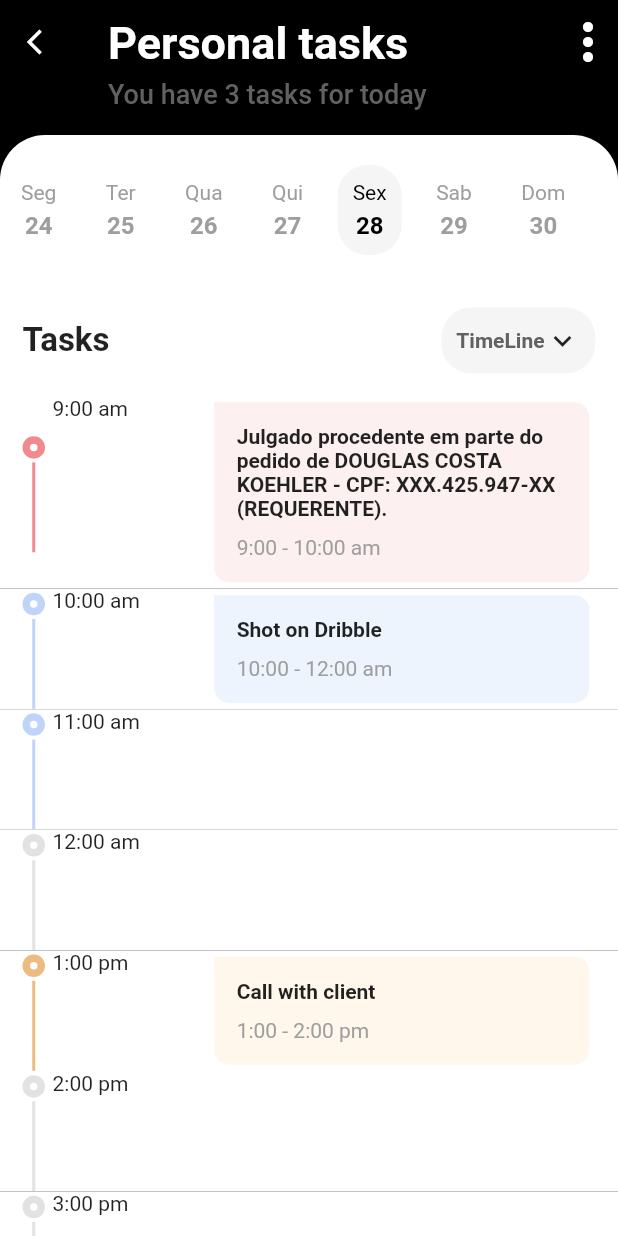
After one commit to leonardopaganelli/87OJ-mobile, a Flutter app: the screen it shows after launch, after a tap on "Personal", on a phone screen of 412 x 824 dp. The commit adds this screen. Run offline on Flutter 3.47's test engine with Material 2 defaults, Android fonts, the phone set to English and light mode, and no system bars; drawn by our look-alikes of timeline_tile; our stand-ins replace dotted_border.

Commit message:
feat: add detail screen

```diff
--- a/lib/models/task.dart
+++ b/lib/models/task.dart
@@ -9,6 +9,7 @@ class Task {
   Color? btnColor;
   num? left;
   num? done;
+  List<Map<String, dynamic>>? desc;
   bool? isLast;
 
   Task(
@@ -19,6 +20,7 @@ class Task {
       this.btnColor,
       this.left,
       this.done,
+      this.desc,
       this.isLast = false});
 
   static List<Task> generateTasks() {
@@ -30,7 +32,55 @@ class Task {
           iconColor: yellowDark,
           btnColor: yellow,
           left: 3,
-          done: 1),
+          done: 1,
+          desc: [
+            {
+              'time': '9:00 am',
+              'title':
+                  'Julgado procedente em parte do pedido de DOUGLAS COSTA KOEHLER - CPF: XXX.425.947-XX (REQUERENTE).',
+              'slot': '9:00 - 10:00 am',
+              'tlColor': redDark,
+              'bgColor': redLight
+            },
+            {
+              'time': '10:00 am',
+              'title': 'Shot on Dribble',
+              'slot': '10:00 - 12:00 am',
+              'tlColor': blueDark,
+              'bgColor': blueLight
+            },
+            {
+              'time': '11:00 am',
+              'title': '',
+              'slot': '',
+              'tlColor': blueDark,
+            },
+            {
+              'time': '12:00 am',
+              'title': '',
+              'slot': '',
+              'tlColor': Colors.grey.withOpacity(0.3),
+            },
+            {
+              'time': '1:00 pm',
+              'title': 'Call with client',
+              'slot': '1:00 - 2:00 pm',
+              'tlColor': yellowDark,
+              'bgColor': yellowLight
+            },
+            {
+              'time': '2:00 pm',
+              'title': '',
+              'slot': '',
+              'tlColor': Colors.grey.withOpacity(0.3),
+            },
+            {
+              'time': '3:00 pm',
+              'title': '',
+              'slot': '',
+              'tlColor': Colors.grey.withOpacity(0.3),
+            },
+          ]),
       Task(
           iconData: Icons.cases_rounded,
           title: 'Work',
--- /dev/null
+++ b/lib/screens/detail/detail.dart
@@ -0,0 +1,88 @@
+import 'package:flutter/material.dart';
+import 'package:lawsuit_app/screens/detail/widgets/DatePicker.dart';
+import 'package:lawsuit_app/screens/detail/widgets/TaskTitle.dart';
+import 'package:lawsuit_app/screens/detail/widgets/taskTimeline.dart';
+import '../../models/task.dart';
+
+class DetailScreen extends StatelessWidget {
+  final Task task;
+  DetailScreen(this.task);
+
+  @override
+  Widget build(BuildContext context) {
+    final detailList = task.desc;
+
+    return Scaffold(
+        backgroundColor: Colors.black,
+        body: CustomScrollView(
+          slivers: [
+            buildAppBar(context),
+            SliverToBoxAdapter(
+              child: Container(
+                decoration: BoxDecoration(
+                    color: Colors.white,
+                    borderRadius: BorderRadius.only(
+                        topLeft: Radius.circular(30),
+                        topRight: Radius.circular(30))),
+                child: Column(
+                  crossAxisAlignment: CrossAxisAlignment.start,
+                  children: [DatePicker(), TaskTitle()],
+                ),
+              ),
+            ),
+            detailList == null
+                ? SliverFillRemaining(
+                    child: Container(
+                        color: Colors.white,
+                        child: Center(
+                            child: Text(
+                          "No task today",
+                          style: TextStyle(color: Colors.grey, fontSize: 18),
+                        ))),
+                  )
+                : SliverList(
+                    delegate: SliverChildBuilderDelegate(
+                        (_, index) => TaskTimeline(detailList[index]),
+                        childCount: detailList.length),
+                  )
+          ],
+        ));
+  }
+
+  Widget buildAppBar(BuildContext context) {
+    return SliverAppBar(
+      expandedHeight: 90,
+      backgroundColor: Colors.black,
+      leading: IconButton(
+        onPressed: () => Navigator.of(context).pop(),
+        icon: Icon(Icons.arrow_back_ios),
+        iconSize: 20,
+      ),
+      actions: [
+        Icon(
+          Icons.more_vert,
+          size: 40,
+        )
+      ],
+      flexibleSpace: FlexibleSpaceBar(
+        title: Column(
+          mainAxisAlignment: MainAxisAlignment.end,
+          crossAxisAlignment: CrossAxisAlignment.start,
+          children: [
+            Text(
+              '${task.title} tasks',
+              style: TextStyle(fontWeight: FontWeight.bold),
+            ),
+            SizedBox(
+              height: 5,
+            ),
+            Text(
+              'You have ${task.left} tasks for today',
+              style: TextStyle(fontSize: 12, color: Colors.grey[700]),
+            ),
+          ],
+        ),
+      ),
+    );
+  }
+}
--- /dev/null
+++ b/lib/screens/detail/widgets/DatePicker.dart
@@ -0,0 +1,59 @@
+import 'package:flutter/material.dart';
+
+class DatePicker extends StatefulWidget {
+  const DatePicker({super.key});
+
+  @override
+  State<DatePicker> createState() => _DatePickerState();
+}
+
+class _DatePickerState extends State<DatePicker> {
+  final weekList = ['Seg', 'Ter', 'Qua', 'Qui', 'Sex', 'Sab', 'Dom'];
+  final dayList = ['24', '25', '26', '27', '28', '29', '30'];
+  var selected = 4;
+
+  @override
+  Widget build(BuildContext context) {
+    return Container(
+      height: 100,
+      padding: EdgeInsets.symmetric(vertical: 20),
+      decoration: BoxDecoration(
+          borderRadius: BorderRadius.only(
+              topLeft: Radius.circular(30), topRight: Radius.circular(30))),
+      child: ListView.separated(
+        scrollDirection: Axis.horizontal,
+        itemBuilder: (context, index) => GestureDetector(
+          onTap: (() => setState(() => selected = index)),
+          child: Container(
+            padding: EdgeInsets.all(10),
+            margin: EdgeInsets.symmetric(horizontal: 4),
+            decoration: BoxDecoration(
+                borderRadius: BorderRadius.circular(20),
+                color: selected == index ? Colors.grey.withOpacity(0.1) : null),
+            child: Column(children: [
+              Text(
+                weekList[index],
+                style: TextStyle(
+                    color: selected == index ? Colors.black : Colors.grey),
+              ),
+              SizedBox(
+                height: 5,
+              ),
+              Text(
+                dayList[index],
+                style: TextStyle(
+                    fontSize: 16,
+                    fontWeight: FontWeight.bold,
+                    color: selected == index ? Colors.black : Colors.grey),
+              )
+            ]),
+          ),
+        ),
+        separatorBuilder: (_, index) => SizedBox(
+          width: 5,
+        ),
+        itemCount: weekList.length,
+      ),
+    );
+  }
+}
--- /dev/null
+++ b/lib/screens/detail/widgets/TaskTitle.dart
@@ -0,0 +1,33 @@
+import 'package:flutter/material.dart';
+
+class TaskTitle extends StatelessWidget {
+  @override
+  Widget build(BuildContext context) {
+    return Container(
+      padding: EdgeInsets.all(15),
+      child: Row(
+        mainAxisAlignment: MainAxisAlignment.spaceBetween,
+        children: [
+          Text(
+            "Tasks",
+            style: TextStyle(fontSize: 22, fontWeight: FontWeight.bold),
+          ),
+          Container(
+            padding: EdgeInsets.all(10),
+            decoration: BoxDecoration(
+                color: Colors.grey.withOpacity(0.1),
+                borderRadius: BorderRadius.circular(20)),
+            child: Row(children: [
+              Text(
+                "TimeLine",
+                style: TextStyle(
+                    color: Colors.grey[700], fontWeight: FontWeight.bold),
+              ),
+              Icon(Icons.keyboard_arrow_down_outlined)
+            ]),
+          )
+        ],
+      ),
+    );
+  }
+}
--- /dev/null
+++ b/lib/screens/detail/widgets/taskTimeline.dart
@@ -0,0 +1,84 @@
+import 'package:flutter/foundation.dart';
+import 'package:flutter/material.dart';
+import 'package:timeline_tile/timeline_tile.dart';
+
+class TaskTimeline extends StatelessWidget {
+  final Map<String, dynamic> detail;
+  TaskTimeline(this.detail);
+
+  @override
+  Widget build(BuildContext context) {
+    return Container(
+      color: Colors.white,
+      padding: EdgeInsets.symmetric(horizontal: 15),
+      child: Row(children: [
+        buildTimeline(detail['tlColor']),
+        Expanded(
+          child: Row(
+              mainAxisAlignment: MainAxisAlignment.spaceBetween,
+              crossAxisAlignment: CrossAxisAlignment.start,
+              children: [
+                Text(detail['time']),
+                detail['title'].isNotEmpty
+                    ? buildCard(
+                        detail['bgColor'], detail['title'], detail['slot'])
+                    : buildCard(Colors.white, '', '')
+              ]),
+        )
+      ]),
+    );
+  }
+
+  Widget buildCard(Color bgColor, String title, String slot) {
+    return Container(
+      width: 250,
+      decoration: BoxDecoration(
+          color: bgColor,
+          borderRadius: BorderRadius.only(
+              topRight: Radius.circular(10),
+              bottomLeft: Radius.circular(10),
+              bottomRight: Radius.circular(10))),
+      padding: EdgeInsets.all(15),
+      margin: EdgeInsets.all(4.2),
+      child: Column(
+        crossAxisAlignment: CrossAxisAlignment.start,
+        children: [
+          Text(
+            title,
+            style: TextStyle(fontWeight: FontWeight.bold),
+          ),
+          SizedBox(
+            height: 10,
+          ),
+          Text(
+            slot,
+            style: TextStyle(color: Colors.grey),
+          )
+        ],
+      ),
+    );
+  }
+
+  Widget buildTimeline(Color color) {
+    return Container(
+      height: 80,
+      width: 20,
+      child: TimelineTile(
+        alignment: TimelineAlign.manual,
+        lineXY: 0,
+        isFirst: true,
+        indicatorStyle: IndicatorStyle(
+            indicatorXY: 0,
+            width: 15,
+            indicator: Container(
+              decoration: BoxDecoration(
+                color: Colors.white,
+                shape: BoxShape.circle,
+                border: Border.all(width: 5, color: color),
+              ),
+            )),
+        afterLineStyle: LineStyle(thickness: 2, color: color),
+      ),
+    );
+  }
+}
--- a/lib/screens/home/widgets/tasks.dart
+++ b/lib/screens/home/widgets/tasks.dart
@@ -1,6 +1,7 @@
 import 'package:dotted_border/dotted_border.dart';
 import 'package:flutter/material.dart';
 import 'package:lawsuit_app/models/task.dart';
+import 'package:lawsuit_app/screens/detail/detail.dart';
 
 class Tasks extends StatelessWidget {
   final taskList = Task.generateTasks();
@@ -34,7 +35,12 @@ class Tasks extends StatelessWidget {
   }
 
   Widget buildTask(BuildContext context, Task task) {
-    return Container(
+    return GestureDetector(
+      onTap: () {
+        Navigator.of(context)
+            .push(MaterialPageRoute(builder: (context) => DetailScreen(task)));
+      },
+      child: Container(
         padding: EdgeInsets.all(15),
         decoration: BoxDecoration(
             color: task.bgColor, borderRadius: BorderRadius.circular(20)),
@@ -57,10 +63,12 @@ class Tasks extends StatelessWidget {
               SizedBox(
                 width: 5,
               ),
-            buildTaskStatus(Colors.white, task.iconColor!, '${task.done} done')
+              buildTaskStatus(
+                  Colors.white, task.iconColor!, '${task.done} done')
             ],
           )
         ]),
+      ),
     );
   }
 
--- a/pubspec.yaml
+++ b/pubspec.yaml
@@ -36,6 +36,7 @@ dependencies:
   # Use with the CupertinoIcons class for iOS style icons.
   cupertino_icons: ^1.0.2
   dotted_border: ^2.0.0+1
+  timeline_tile: ^2.0.0
 
 dev_dependencies:
   flutter_test:
```
Also changed, not shown: pubspec.lock. Lines whose indentation alone changed are shown as unchanged.
